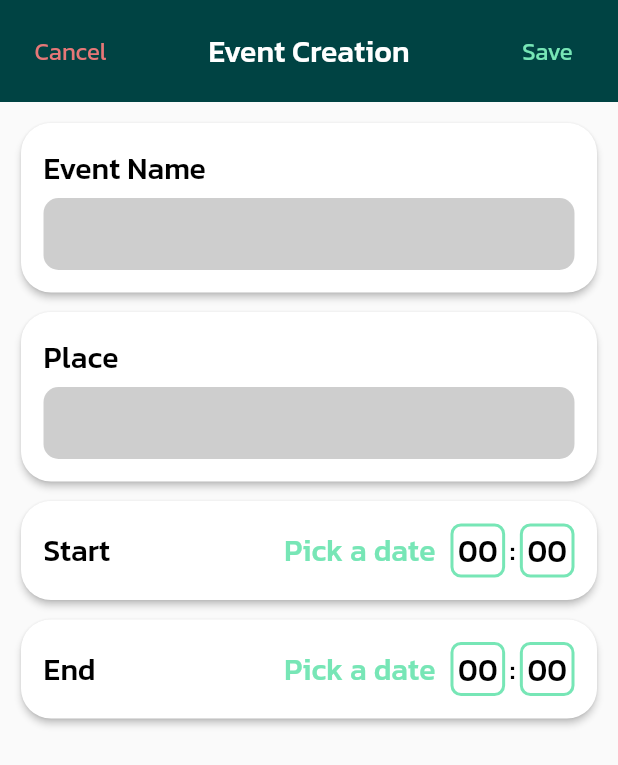
After one commit to KidNeKit/Planner, a Flutter app: the EventCreationScreen screen opened by its route, on a phone screen of 412 x 824 dp. The commit adds this screen. Shown: the top 765 px of the screen. Run offline on Flutter 3.47's test engine with Material 2 defaults, Android fonts, the phone set to English and light mode, and no system bars; our stand-ins replace cloud_firestore, equatable, firebase_auth, firebase_core, flutter_bloc, percent_indicator; accounts and stored records are empty; network calls fail.

Commit message:
Added event creation screen

```diff
--- a/lib/resources/colors.dart
+++ b/lib/resources/colors.dart
@@ -2,6 +2,7 @@ import 'package:flutter/material.dart';
 
 Color primaryColor = const Color(0xFF004343);
 Color neonGreen = const Color(0xFF77E6B6);
+Color neonRed = const Color.fromARGB(255, 230, 119, 119);
 
 Color lightColor = const Color(0xFFcad2c5);
 Color greenColor = const Color(0xFF52796f);
--- a/lib/router/app_router.dart
+++ b/lib/router/app_router.dart
@@ -1,5 +1,6 @@
 import 'package:flutter/material.dart';
 
+import '../view/event_creation_screen/event_creation_screen.dart';
 import '../view/login_screen/login_screen.dart';
 import '../view/navigation_screen/navigation_screen.dart';
 import '../view/registration_screen/registration_screen.dart';
@@ -16,6 +17,8 @@ class AppRouter {
         return LoginScreen.getRoute();
       case RegistrationScreen.routeName:
         return RegistrationScreen.getRoute();
+      case EventCreationScreen.routeName:
+        return EventCreationScreen.getRoute();
       default:
         return LoginScreen.getRoute();
     }
--- /dev/null
+++ b/lib/view/event_creation_screen/components/event_creation_body.dart
@@ -0,0 +1,74 @@
+import 'package:flutter/material.dart';
+import 'package:planner/view/event_creation_screen/components/event_creation_date_picker.dart';
+import 'package:planner/view/global_components/custom_rounded_card.dart';
+
+import '../../global_components/custom_text_sizes.dart';
+
+class EventCreationBody extends StatelessWidget {
+  const EventCreationBody({super.key});
+
+  @override
+  Widget build(BuildContext context) {
+    return Padding(
+      padding: const EdgeInsets.all(10.0),
+      child: Column(
+        children: const [
+          TitleInputCard(textLabel: 'Event Name'),
+          SizedBox(height: 5.0),
+          TitleInputCard(textLabel: 'Place'),
+          SizedBox(height: 5.0),
+          EventCreationDatePicker(label: 'Start'),
+          SizedBox(height: 5.0),
+          EventCreationDatePicker(label: 'End'),
+        ],
+      ),
+    );
+  }
+}
+
+class TitleInputCard extends StatelessWidget {
+  final String textLabel;
+  const TitleInputCard({required this.textLabel, super.key});
+
+  @override
+  Widget build(BuildContext context) {
+    return CustomRoundedCard(
+      child: Column(
+        crossAxisAlignment: CrossAxisAlignment.start,
+        children: [
+          CustomTitleSmallText(
+            text: textLabel,
+            color: Colors.black,
+          ),
+          const SizedBox(height: 5.0),
+          TextField(
+            style: Theme.of(context)
+                .textTheme
+                .titleSmall!
+                .copyWith(color: Colors.black),
+            cursorColor: Theme.of(context).primaryColor,
+            decoration: InputDecoration(
+              contentPadding:
+                  const EdgeInsets.symmetric(horizontal: 10.0, vertical: 5.0),
+              filled: true,
+              fillColor: Colors.grey.withOpacity(0.5),
+              border: InputBorder.none,
+              enabledBorder: OutlineInputBorder(
+                borderRadius: BorderRadius.circular(10.0),
+                borderSide: BorderSide.none,
+              ),
+              disabledBorder: OutlineInputBorder(
+                borderRadius: BorderRadius.circular(10.0),
+                borderSide: BorderSide.none,
+              ),
+              focusedBorder: OutlineInputBorder(
+                borderRadius: BorderRadius.circular(10.0),
+                borderSide: BorderSide.none,
+              ),
+            ),
+          ),
+        ],
+      ),
+    );
+  }
+}
--- /dev/null
+++ b/lib/view/event_creation_screen/components/event_creation_date_picker.dart
@@ -0,0 +1,57 @@
+import 'package:flutter/material.dart';
+
+import '../../../resources/colors.dart';
+import '../../global_components/custom_rounded_card.dart';
+import '../../global_components/custom_text_sizes.dart';
+
+class EventCreationDatePicker extends StatelessWidget {
+  final String label;
+  const EventCreationDatePicker({required this.label, super.key});
+
+  @override
+  Widget build(BuildContext context) {
+    return CustomRoundedCard(
+      child: Row(
+        children: [
+          CustomTitleSmallText(
+            text: label,
+            color: Colors.black,
+          ),
+          const Spacer(),
+          CustomTitleSmallText(
+            text: 'Pick a date',
+            color: neonGreen,
+          ),
+          const SizedBox(width: 10.0),
+          const TimeContainer(),
+          const SizedBox(width: 3.0),
+          const CustomTitleSmallText(
+            text: ':',
+            color: Colors.black,
+          ),
+          const SizedBox(width: 3.0),
+          const TimeContainer(),
+        ],
+      ),
+    );
+  }
+}
+
+class TimeContainer extends StatelessWidget {
+  const TimeContainer({super.key});
+
+  @override
+  Widget build(BuildContext context) {
+    return Container(
+      padding: const EdgeInsets.symmetric(vertical: 1.0, horizontal: 3.0),
+      decoration: BoxDecoration(
+        border: Border.all(color: neonGreen, width: 2.0),
+        borderRadius: BorderRadius.circular(7.0),
+      ),
+      child: const CustomTitleSmallText(
+        text: '00',
+        color: Colors.black,
+      ),
+    );
+  }
+}
--- /dev/null
+++ b/lib/view/event_creation_screen/components/event_creation_header.dart
@@ -0,0 +1,41 @@
+import 'package:flutter/material.dart';
+
+import '../../../resources/colors.dart';
+import '../../global_components/custom_text_sizes.dart';
+
+class EventCreationHeader extends StatelessWidget {
+  const EventCreationHeader({super.key});
+
+  @override
+  Widget build(BuildContext context) {
+    return Container(
+      width: double.infinity,
+      color: Theme.of(context).primaryColor,
+      child: SafeArea(
+        child: Padding(
+          padding: const EdgeInsets.symmetric(vertical: 10.0, horizontal: 15.0),
+          child: Row(
+            mainAxisAlignment: MainAxisAlignment.spaceBetween,
+            children: [
+              TextButton(
+                onPressed: () => Navigator.of(context).pop(),
+                child: CustomLabelLargeText(
+                  text: 'Cancel',
+                  color: neonRed,
+                ),
+              ),
+              const CustomTitleSmallText(text: 'Event Creation'),
+              TextButton(
+                onPressed: () {},
+                child: CustomLabelLargeText(
+                  text: 'Save',
+                  color: neonGreen,
+                ),
+              ),
+            ],
+          ),
+        ),
+      ),
+    );
+  }
+}
--- /dev/null
+++ b/lib/view/event_creation_screen/event_creation_screen.dart
@@ -0,0 +1,27 @@
+import 'package:flutter/material.dart';
+
+import 'components/event_creation_body.dart';
+import 'components/event_creation_header.dart';
+
+class EventCreationScreen extends StatelessWidget {
+  static const String routeName = '/event-creation';
+  const EventCreationScreen({super.key});
+
+  @override
+  Widget build(BuildContext context) {
+    return Scaffold(
+      body: Column(
+        children: const [
+          EventCreationHeader(),
+          EventCreationBody(),
+        ],
+      ),
+    );
+  }
+
+  static MaterialPageRoute getRoute() {
+    return MaterialPageRoute(
+      builder: (context) => const EventCreationScreen(),
+    );
+  }
+}
--- /dev/null
+++ b/lib/view/global_components/custom_rounded_card.dart
@@ -0,0 +1,19 @@
+import 'package:flutter/material.dart';
+
+class CustomRoundedCard extends StatelessWidget {
+  final Widget child;
+
+  const CustomRoundedCard({required this.child, super.key});
+
+  @override
+  Widget build(BuildContext context) {
+    return Card(
+      elevation: 2,
+      shape: RoundedRectangleBorder(borderRadius: BorderRadius.circular(20.0)),
+      child: Padding(
+        padding: const EdgeInsets.all(15.0),
+        child: child,
+      ),
+    );
+  }
+}
--- a/lib/view/global_components/custom_text_sizes.dart
+++ b/lib/view/global_components/custom_text_sizes.dart
@@ -1,4 +1,19 @@
 import 'package:flutter/material.dart';
+
+class CustomTitleSmallText extends StatelessWidget {
+  final String text;
+  final Color color;
+  const CustomTitleSmallText(
+      {required this.text, this.color = Colors.white, super.key});
+
+  @override
+  Widget build(BuildContext context) {
+    return Text(
+      text,
+      style: Theme.of(context).textTheme.titleSmall!.copyWith(color: color),
+    );
+  }
+}
 
 class CustomLabelLargeText extends StatelessWidget {
   final String text;
--- a/lib/view/navigation_screen/navigation_screen.dart
+++ b/lib/view/navigation_screen/navigation_screen.dart
@@ -1,5 +1,6 @@
 import 'package:flutter/material.dart';
 import 'package:flutter_bloc/flutter_bloc.dart';
+import 'package:planner/view/event_creation_screen/event_creation_screen.dart';
 
 import '../../cubits/navigation/navigation_cubit.dart';
 import '../day_plans_screen/day_plans_screen.dart';
@@ -25,6 +26,9 @@ class NavigationScreen extends StatelessWidget {
             child: screens[state.index],
           ),
           bottomNavigationBar: const BottomBar(),
+          floatingActionButton: FloatingActionButton(
+              onPressed: () => Navigator.of(context)
+                  .pushNamed(EventCreationScreen.routeName)),
         );
       },
     );
```
